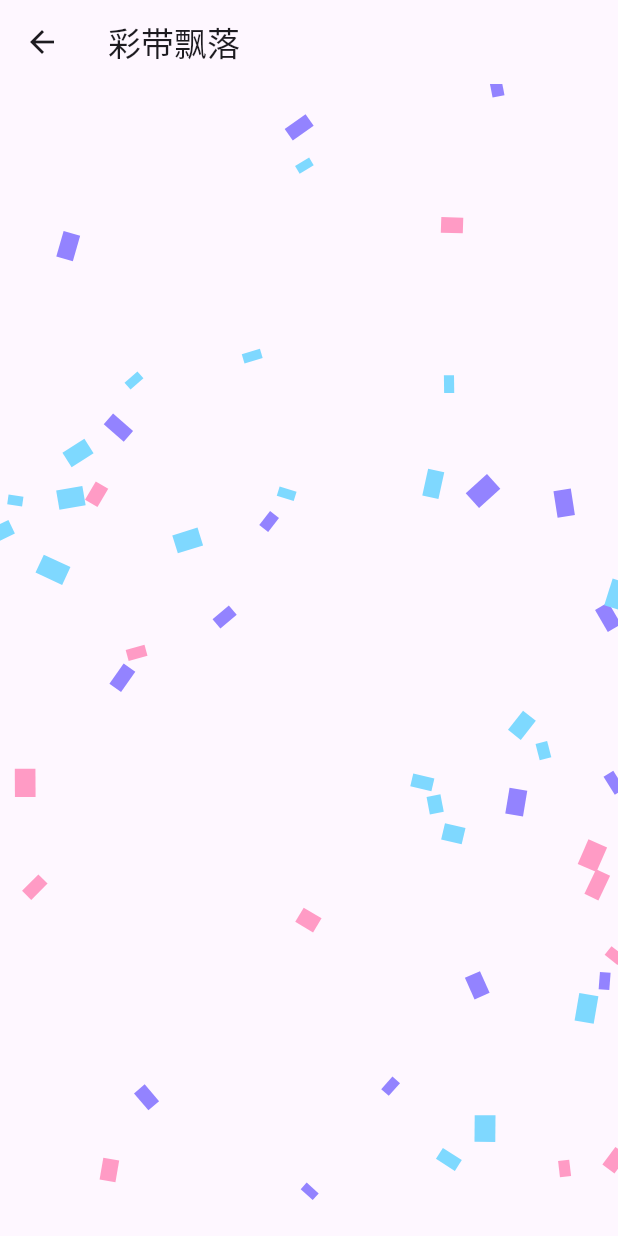
After one commit to sinyu1012/flutter-100-ui-animations, a Flutter app: the screen it shows after launch, after a tap on "彩带飘落", on a phone screen of 412 x 824 dp. The commit adds this screen. Run offline on Flutter 3.47's test engine with Material 3 defaults, Android fonts, the phone set to English and light mode, and no system bars; our stand-ins replace flutter_hooks.

Commit message:
新增彩带飘落动画功能
- 在 main.dart 中引入 FallingConfettiPage 以展示彩带飘落动画。

```diff
--- /dev/null
+++ b/lib/animation/falling_confett.dart
@@ -0,0 +1,141 @@
+import 'dart:async';
+import 'dart:math';
+import 'package:flutter/material.dart';
+import 'package:flutter_hooks/flutter_hooks.dart';
+
+class FallingConfettiPage extends HookWidget {
+  const FallingConfettiPage({super.key});
+
+  @override
+  Widget build(BuildContext context) {
+    return Scaffold(
+      appBar: AppBar(
+        title: const Text('彩带飘落'),
+      ),
+      body: const FallingConfettiWidget(numberOfPieces: 50),
+    );
+  }
+}
+
+class ConfettiPiece {
+  final Color color;
+  final double width;
+  final double height;
+  final double angle;
+  double x;
+  double y;
+  final double speed;
+
+  ConfettiPiece({
+    required this.color,
+    required this.width,
+    required this.height,
+    required this.angle,
+    required this.x,
+    required this.y,
+    required this.speed,
+  });
+}
+
+class FallingConfettiWidget extends HookWidget {
+  final int numberOfPieces;
+
+  const FallingConfettiWidget({super.key, this.numberOfPieces = 100});
+
+  @override
+  Widget build(BuildContext context) {
+    final random = Random();
+    final colors = [
+      const Color(0xFFFF9BC5),
+      const Color(0xFF9383FF),
+      const Color(0xFF7ED9FF),
+      const Color(0xFF7FD8FF),
+    ];
+
+    final confetti = useState<List<ConfettiPiece>>([]);
+    final size = useState(Size.zero);
+
+    void updateSize(Size newSize) {
+      if (size.value != newSize) {
+        size.value = newSize;
+        confetti.value =
+            _generateConfetti(random, colors, newSize, numberOfPieces);
+      }
+    }
+
+    useEffect(() {
+      final timer = Timer.periodic(const Duration(milliseconds: 16), (timer) {
+        confetti.value = confetti.value.map((piece) {
+          piece.y += piece.speed;
+          if (piece.y > size.value.height) {
+            piece.y = -piece.height;
+            piece.x = random.nextDouble() * size.value.width;
+          }
+          return piece;
+        }).toList();
+      });
+      return () => timer.cancel();
+    }, [size.value]);
+
+    return LayoutBuilder(
+      builder: (context, constraints) {
+        WidgetsBinding.instance.addPostFrameCallback((_) {
+          updateSize(Size(constraints.maxWidth, constraints.maxHeight));
+        });
+
+        return ClipRect(
+          child: CustomPaint(
+            painter: ConfettiPainter(confetti: confetti.value),
+            size: Size(constraints.maxWidth, constraints.maxHeight),
+          ),
+        );
+      },
+    );
+  }
+
+  List<ConfettiPiece> _generateConfetti(
+      Random random, List<Color> colors, Size size, int count) {
+    return List.generate(count, (index) {
+      final pieceWidth = random.nextDouble() * 10 + 10;
+      final pieceHeight = pieceWidth * (0.5 + random.nextDouble() * 0.3);
+      return ConfettiPiece(
+        color: colors[random.nextInt(colors.length)],
+        width: pieceWidth,
+        height: pieceHeight,
+        angle: random.nextDouble() * 2 * pi,
+        x: random.nextDouble() * size.width,
+        y: random.nextDouble() * size.height, // Changed this line
+        speed: random.nextDouble() * 2 + 1,
+      );
+    });
+  }
+}
+
+class ConfettiPainter extends CustomPainter {
+  final List<ConfettiPiece> confetti;
+
+  ConfettiPainter({required this.confetti});
+
+  @override
+  void paint(Canvas canvas, Size size) {
+    final paint = Paint();
+    for (final piece in confetti) {
+      // Only draw pieces that are within the visible area
+      if (piece.y >= -piece.height && piece.y <= size.height) {
+        paint.color = piece.color;
+        canvas.save();
+        canvas.translate(piece.x, piece.y);
+        canvas.rotate(piece.angle);
+        canvas.drawRect(
+          Rect.fromCenter(
+              center: Offset.zero, width: piece.width, height: piece.height),
+          paint,
+        );
+        canvas.restore();
+      }
+    }
+  }
+
+  @override
+  bool shouldRepaint(covariant CustomPainter oldDelegate) => true;
+}
--- a/lib/main.dart
+++ b/lib/main.dart
@@ -1,4 +1,5 @@
 import 'package:flutter/material.dart';
+import 'package:flutter_100_ui_animations/animation/falling_confett.dart';
 import 'package:flutter_100_ui_animations/animation/wave.dart';
 import 'package:flutter_100_ui_animations/animation/liquid_loader.dart';
 import 'package:flutter_100_ui_animations/animation/magnetic_particles.dart';
@@ -53,6 +54,16 @@ class _AnimatedContainerDemoState extends State<AnimatedContainerDemo> {
         child: Column(
           mainAxisAlignment: MainAxisAlignment.center,
           children: [
+            ElevatedButton(
+              onPressed: () {
+                Navigator.push(
+                  context,
+                  MaterialPageRoute(
+                      builder: (context) => const FallingConfettiPage()),
+                );
+              },
+              child: const Text('彩带飘落'),
+            ),
             GestureDetector(
               onTap: () {
                 Navigator.push(
--- a/pubspec.yaml
+++ b/pubspec.yaml
@@ -46,6 +46,7 @@ dev_dependencies:
   # package. See that file for information about deactivating specific lint
   # rules and activating additional ones.
   flutter_lints: ^4.0.0
+  flutter_hooks: ^0.20.1
 
 # For information on the generic Dart part of this file, see the
 # following page: https://dart.dev/tools/pub/pubspec
```
Also changed, not shown: pubspec.lock.
